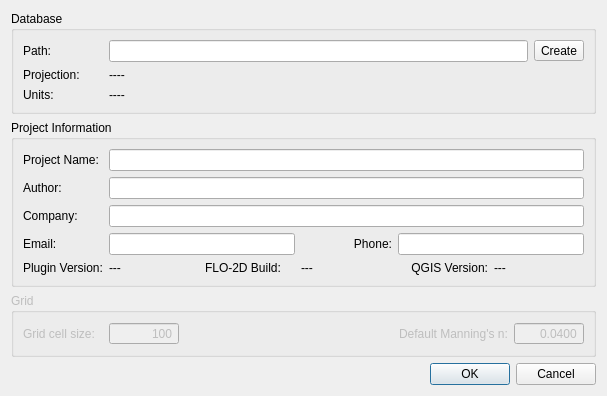
Qt form flo2d/ui/settings.ui (FLO-2DSoftware/qgis-flo-2d-plugin) before a commit.
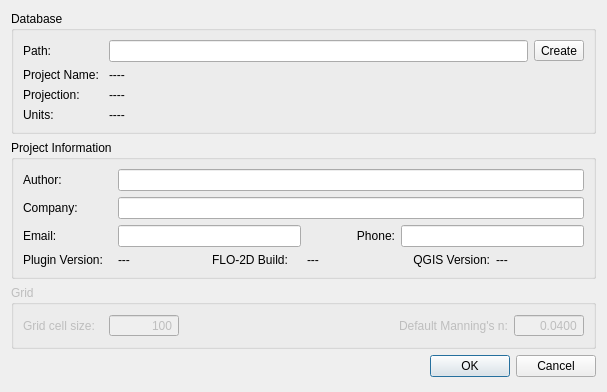
The same form after that commit.

Commit message: Fixed the project name

The edit to the form file:
```diff
--- a/flo2d/ui/settings.ui
+++ b/flo2d/ui/settings.ui
@@ -146,7 +146,7 @@
      <layout class="QVBoxLayout" name="verticalLayout_2">
       <item>
        <layout class="QGridLayout" name="gridLayout_2">
-        <item row="1" column="0">
+        <item row="2" column="0">
          <widget class="QLabel" name="label_5">
           <property name="sizePolicy">
            <sizepolicy hsizetype="Minimum" vsizetype="Preferred">
@@ -200,7 +200,21 @@
           </property>
          </widget>
         </item>
-        <item row="2" column="0">
+        <item row="0" column="2" colspan="2">
+         <widget class="QToolButton" name="gpkgCreateBtn">
+          <property name="text">
+           <string>Create</string>
+          </property>
+         </widget>
+        </item>
+        <item row="3" column="1" colspan="3">
+         <widget class="QLabel" name="unit_lab">
+          <property name="text">
+           <string>----</string>
+          </property>
+         </widget>
+        </item>
+        <item row="3" column="0">
          <widget class="QLabel" name="label_6">
           <property name="text">
            <string>Units:</string>
@@ -211,23 +225,29 @@
          </widget>
         </item>
         <item row="2" column="1" colspan="3">
-         <widget class="QLabel" name="unit_lab">
-          <property name="text">
-           <string>----</string>
-          </property>
-         </widget>
-        </item>
-        <item row="1" column="1" colspan="3">
          <widget class="QLabel" name="proj_lab">
           <property name="text">
            <string>----</string>
           </property>
          </widget>
         </item>
-        <item row="0" column="2" colspan="2">
-         <widget class="QToolButton" name="gpkgCreateBtn">
+        <item row="1" column="0">
+         <widget class="QLabel" name="label_7">
+          <property name="maximumSize">
+           <size>
+            <width>80</width>
+            <height>16777215</height>
+           </size>
+          </property>
           <property name="text">
-           <string>Create</string>
+           <string>Project Name:</string>
+          </property>
+         </widget>
+        </item>
+        <item row="1" column="1" colspan="3">
+         <widget class="QLabel" name="label_pn">
+          <property name="text">
+           <string>----</string>
           </property>
          </widget>
         </item>
@@ -300,9 +320,6 @@
           </property>
          </widget>
         </item>
-        <item row="0" column="1" colspan="5">
-         <widget class="QLineEdit" name="lineEdit_pn"/>
-        </item>
         <item row="3" column="0">
          <widget class="QLabel" name="label_9">
           <property name="text">
@@ -310,19 +327,6 @@
           </property>
          </widget>
         </item>
-        <item row="0" column="0">
-         <widget class="QLabel" name="label_7">
-          <property name="maximumSize">
-           <size>
-            <width>80</width>
-            <height>16777215</height>
-           </size>
-          </property>
-          <property name="text">
-           <string>Project Name:</string>
-          </property>
-         </widget>
-        </item>
         <item row="4" column="5">
          <widget class="QLabel" name="label_qv">
           <property name="text">
```
Left out of the diff: 1 changed line with no effect on the pictures. The commit also changes 2 other files.
